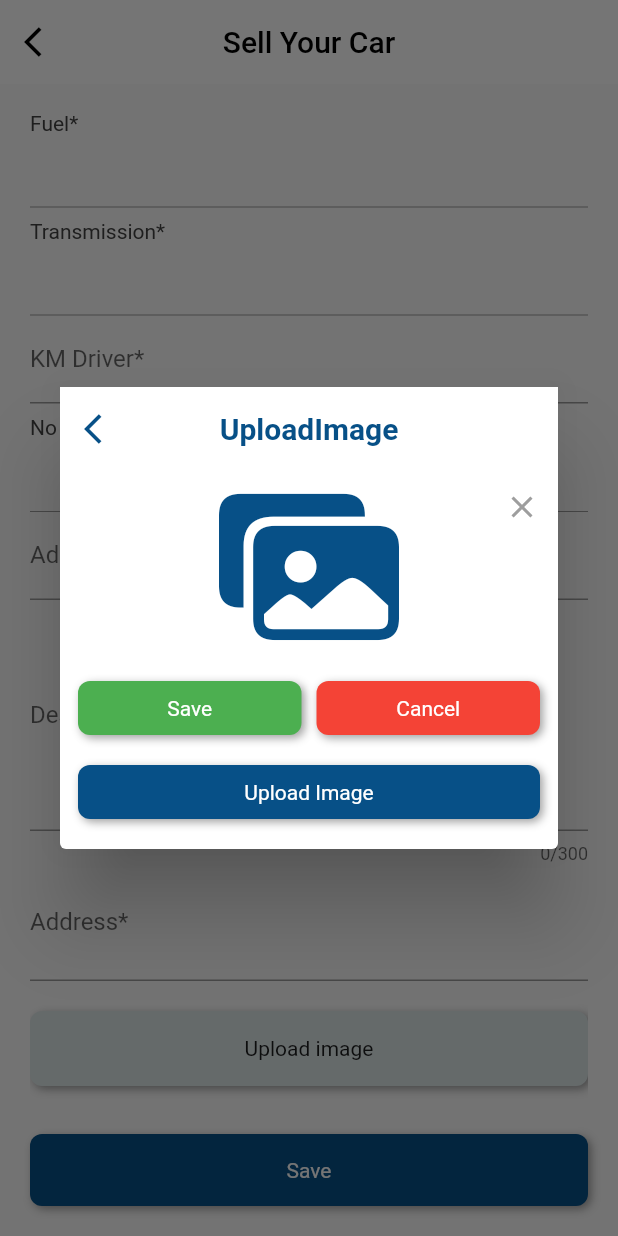
After one commit to khaledmohammed1/olx_clone, a Flutter app: the SellCarForm screen opened directly, scrolled down 216 dp, after a tap on "Upload image", on a phone screen of 412 x 824 dp. The commit adds this screen. Run offline on Flutter 3.47's test engine with Material 2 defaults, Android fonts, the phone set to English and light mode, and no system bars; drawn by our look-alikes of flutter_neumorphic; our stand-ins replace animated_text_kit, cloud_firestore, easy_splash_screen, firebase_auth, firebase_core, geocoding and 6 more; accounts and stored records are empty.

Commit message:
continue develop

```diff
--- a/lib/controllers/sell_car_form_controller.dart
+++ b/lib/controllers/sell_car_form_controller.dart
@@ -9,6 +9,7 @@ class SellCarFormController extends GetxController{
     if (formKey.currentState!.validate()) {
       print("validate");
     }
+
   }
 
   List models= [];
--- /dev/null
+++ b/lib/res/assets_res.dart
@@ -0,0 +1,43 @@
+/// Generated file. Do not edit.
+
+// ignore_for_file: constant_identifier_names
+// ignore_for_file: lines_longer_than_80_chars
+class AssetsRes {
+  static const String BAG = 'assets/images/bag.png';
+  static const String EMPTY_CART = 'assets/images/empty-cart.png';
+  static const String FACEBOOK
+
+  LOGO
+
+  =
+
+  '
+
+  assets/images/facebook logo.jpg
+
+  ';
+
+  static const String FRUITS = 'assets/images/fruits.png';
+  static const String GOOGLE
+
+  LOGO
+
+  =
+
+  '
+
+  assets/images/google logo.png
+
+  ';
+
+  static const String HEART = 'assets/images/heart.png';
+  static const String HELP_DESK = 'assets/images/help-desk.png';
+  static const String LOCATION = 'assets/images/location.jpg';
+  static const String MAP = 'assets/images/map.png';
+  static const String MESSAGE = 'assets/images/message.png';
+  static const String MINUS = 'assets/images/minus.png';
+  static const String PR = 'assets/images/pr.png';
+  static const String PROFILE = 'assets/images/profile.png';
+  static const String SEARCH = 'assets/images/search.png';
+  static const String SHOPPING_CART = 'assets/images/shopping-cart.png';
+}
--- a/lib/screens/forms/car_form/car_form.dart
+++ b/lib/screens/forms/sell_car_form/car_form.dart
@@ -4,9 +4,11 @@ import 'package:shopping_app/constance.dart';
 import 'package:shopping_app/controllers/location_controller.dart';
 import 'package:shopping_app/controllers/sell_car_form_controller.dart';
 import 'package:shopping_app/screens/widgets/custom_text_fom_field.dart';
+import 'package:shopping_app/screens/widgets/imagePicker_widget.dart';
 
 class SellCarForm extends StatelessWidget {
   SellCarForm({Key? key}) : super(key: key);
+
   @override
   Widget build(BuildContext context) {
     Widget _appbar(String title) {
@@ -29,6 +31,7 @@ class SellCarForm extends StatelessWidget {
         centerTitle: true,
       );
     }
+
     Widget _brandList() {
       return Dialog(
         child: GetBuilder<SellCarFormController>(
@@ -60,12 +63,12 @@ class SellCarForm extends StatelessWidget {
         ),
       );
     }
-    Widget _listView(){
+
+    Widget _listView() {
       return Dialog(
         child: GetBuilder<SellCarFormController>(
           init: Get.put(SellCarFormController()),
-          builder: (controller) =>
-              Column(
+          builder: (controller) => Column(
             mainAxisSize: MainAxisSize.min,
             children: [
               _appbar("Car Fuel"),
@@ -92,12 +95,12 @@ class SellCarForm extends StatelessWidget {
         ),
       );
     }
-    Widget _listView2(){
+
+    Widget _listView2() {
       return Dialog(
         child: GetBuilder<SellCarFormController>(
           init: Get.put(SellCarFormController()),
-          builder: (controller) =>
-              Column(
+          builder: (controller) => Column(
             mainAxisSize: MainAxisSize.min,
             children: [
               _appbar("Transmission"),
@@ -124,12 +127,12 @@ class SellCarForm extends StatelessWidget {
         ),
       );
     }
-    Widget _listView3(){
+
+    Widget _listView3() {
       return Dialog(
         child: GetBuilder<SellCarFormController>(
           init: Get.put(SellCarFormController()),
-          builder: (controller) =>
-              Column(
+          builder: (controller) => Column(
             mainAxisSize: MainAxisSize.min,
             children: [
               _appbar("No Of Owners"),
@@ -230,7 +233,6 @@ class SellCarForm extends StatelessWidget {
                         labelText: "Year*",
                       ),
                     ),
-
                     TextFormField(
                       validator: (value) {
                         if (value!.isEmpty) {
@@ -248,8 +250,10 @@ class SellCarForm extends StatelessWidget {
                       height: 8,
                     ),
                     InkWell(
-                      onTap: (){
-                        showDialog(context: context, builder: (BuildContext context){
+                      onTap: () {
+                        showDialog(
+                            context: context,
+                            builder: (BuildContext context) {
                               return _listView();
                             });
                       },
@@ -267,12 +271,15 @@ class SellCarForm extends StatelessWidget {
                               ? ""
                               : controller.fuelTextEditingController.text,
                           onSave: (v) {}),
-                    ),const SizedBox(
+                    ),
+                    const SizedBox(
                       height: 8,
                     ),
                     InkWell(
-                      onTap: (){
-                        showDialog(context: context, builder: (BuildContext context){
+                      onTap: () {
+                        showDialog(
+                            context: context,
+                            builder: (BuildContext context) {
                               return _listView2();
                             });
                       },
@@ -286,9 +293,12 @@ class SellCarForm extends StatelessWidget {
                           },
                           keyBoardType: TextInputType.number,
                           text: "Transmission*",
-                          hint: controller.transmissionTextEditingController.text == ""
+                          hint: controller
+                                      .transmissionTextEditingController.text ==
+                                  ""
                               ? ""
-                              : controller.transmissionTextEditingController.text,
+                              : controller
+                                  .transmissionTextEditingController.text,
                           onSave: (v) {}),
                     ),
                     TextFormField(
@@ -302,15 +312,16 @@ class SellCarForm extends StatelessWidget {
                       keyboardType: TextInputType.number,
                       decoration: const InputDecoration(
                         labelText: "KM Driver*",
-
                       ),
                     ),
                     const SizedBox(
                       height: 8,
                     ),
                     InkWell(
-                      onTap: (){
-                        showDialog(context: context, builder: (BuildContext context){
+                      onTap: () {
+                        showDialog(
+                            context: context,
+                            builder: (BuildContext context) {
                               return _listView3();
                             });
                       },
@@ -339,7 +350,7 @@ class SellCarForm extends StatelessWidget {
                       controller: controller.titleTextEditingController,
                       decoration: const InputDecoration(
                         labelText: "Add title*",
-                        hintText: "Enter car title with brand" ,
+                        hintText: "Enter car title with brand",
                       ),
                     ),
                     TextFormField(
@@ -354,14 +365,13 @@ class SellCarForm extends StatelessWidget {
                       controller: controller.descriptionTextEditingController,
                       decoration: const InputDecoration(
                         labelText: "Description*",
-                        hintText: "Enter more details about car features,condition and reason for sell",
-
+                        hintText:
+                            "Enter more details about car features,condition and reason for sell",
                       ),
                     ),
                     GetBuilder<LocationController>(
                       init: Get.put(LocationController()),
-                      builder:(locationController)=>
-                          TextFormField(
+                      builder: (locationController) => TextFormField(
                         minLines: 2,
                         maxLines: 4,
                         validator: (value) {
@@ -370,8 +380,9 @@ class SellCarForm extends StatelessWidget {
                           }
                           return null;
                         },
-                            onTap: (){
-                              controller.addressTextEditingController.text = locationController.address.toString();
+                        onTap: () {
+                          controller.addressTextEditingController.text =
+                              locationController.address.toString();
                         },
                         controller: controller.addressTextEditingController,
                         decoration: const InputDecoration(
@@ -379,8 +390,18 @@ class SellCarForm extends StatelessWidget {
                         ),
                       ),
                     ),
+                    const SizedBox(height: 20,),
+                    NeumorphicButton(
+                      onPressed: (){
+                        showDialog(context: context, builder: (BuildContext context){
+                          return const ImagePickerWidget();
+                        });
+                      },
+                      child:const SizedBox(height: 30,
+                      child:  Center(child: Text("Upload image"),),),
+                    ),
                     const SizedBox(
-                      height: 100,
+                      height: 80,
                     ),
                   ],
                 ),
@@ -390,8 +411,8 @@ class SellCarForm extends StatelessWidget {
         ),
       ),
       bottomSheet: GetBuilder<SellCarFormController>(
-        init:  Get.put(SellCarFormController()),
-        builder:(controller)=> Row(
+        init: Get.put(SellCarFormController()),
+        builder: (controller) => Row(
           children: [
             Expanded(
               child: Padding(
@@ -401,7 +422,7 @@ class SellCarForm extends StatelessWidget {
                   child: const Padding(
                     padding: EdgeInsets.all(6.0),
                     child: Text(
-                      "Next",
+                      "Save",
                       textAlign: TextAlign.center,
                       style: TextStyle(color: Colors.white),
                     ),
--- a/lib/screens/sell_screen/sell_screen.dart
+++ b/lib/screens/sell_screen/sell_screen.dart
@@ -3,7 +3,7 @@ import 'package:flutter/material.dart';
 import 'package:get/get.dart';
 import '../../controllers/sell_car_form_controller.dart';
 import '../../services/category_services.dart';
-import '../forms/car_form/car_form.dart';
+import '../forms/sell_car_form/car_form.dart';
 
 class SellScreen extends StatelessWidget {
   const SellScreen({Key? key}) : super(key: key);
--- /dev/null
+++ b/lib/screens/widgets/imagePicker_widget.dart
@@ -0,0 +1,136 @@
+import 'dart:io';
+
+import 'package:flutter/cupertino.dart';
+import 'package:flutter_neumorphic/flutter_neumorphic.dart';
+import 'package:get/get.dart';
+import 'package:image_picker/image_picker.dart';
+
+import '../../constance.dart';
+
+class ImagePickerWidget extends StatefulWidget {
+  const ImagePickerWidget({Key? key}) : super(key: key);
+
+  @override
+  State<ImagePickerWidget> createState() => _ImagePickerWidgetState();
+}
+
+class _ImagePickerWidgetState extends State<ImagePickerWidget> {
+  File? _image;
+  final picker = ImagePicker();
+
+  Future getImage() async {
+    final pickedFile = await picker.getImage(source: ImageSource.gallery);
+    setState(() {
+      if (pickedFile != null) {
+        _image = File(pickedFile.path);
+      } else {
+        print("No Image selected");
+      }
+    });
+  }
+
+  @override
+  Widget build(BuildContext context) {
+    Widget _appbar(String title) {
+      return AppBar(
+        elevation: 0,
+        backgroundColor: Colors.white,
+        automaticallyImplyLeading: false,
+        leading: IconButton(
+          icon: const Icon(
+            Icons.arrow_back_ios,
+            color: primaryColor,
+          ),
+          onPressed: () => Get.back(),
+        ),
+        title: Text(
+          title,
+          style:
+              const TextStyle(color: primaryColor, fontWeight: FontWeight.w700),
+        ),
+        centerTitle: true,
+      );
+    }
+
+    return Dialog(
+      child: Column(
+        mainAxisSize: MainAxisSize.min,
+        children: [
+          _appbar("UploadImage"),
+          Column(
+            children: [
+              Stack(
+                children: [
+                  Positioned(
+                    right: 0,
+                      child: IconButton(icon: const Icon(Icons.clear,color: Colors.grey,),onPressed: (){
+                      setState((){
+                        _image=null;
+                      });
+                  },)),
+                  SizedBox(
+                    height: 120,
+                    width: MediaQuery.of(context).size.width,
+                    child: FittedBox(
+                      child: _image == null
+                          ? const Icon(
+                              CupertinoIcons.photo_fill_on_rectangle_fill,
+                              color: primaryColor,
+                            )
+                          : Image.file(_image!),
+                    ),
+                  ),
+                ],
+              ),
+              const SizedBox(
+                height: 20,
+              ),
+              Padding(
+                padding: const EdgeInsets.only(left: 12,right: 12),
+                child: Row(
+                  children: [
+                    Expanded(child: NeumorphicButton(
+                      style: const NeumorphicStyle(color: Colors.green),
+                      child: const Text("Save",textAlign: TextAlign.center,style: TextStyle(color: Colors.white),),
+                    )),
+                    const SizedBox(width: 10,),
+                    Expanded(child: NeumorphicButton(
+                      style: const NeumorphicStyle(color: Colors.red),
+                      child: const Text("Cancel",textAlign: TextAlign.center,style: TextStyle(color: Colors.white),),
+                    )),
+                  ],
+                ),
+              ),
+
+              const SizedBox(
+                height: 20,
+              ),
+              Row(
+                mainAxisAlignment: MainAxisAlignment.center,
+                children: [
+                  Expanded(
+                    child: Padding(
+                      padding: const EdgeInsets.only(left: 12, right: 12),
+                      child: NeumorphicButton(
+                        onPressed: getImage,
+                        style: const NeumorphicStyle(color: primaryColor),
+                        child: const Text(
+                          "Upload Image",
+                          textAlign: TextAlign.center,
+                          style: TextStyle(color: Colors.white),
+                        ),
+                      ),
+                    ),
+                  )
+                ],
+              ),
+              const SizedBox(
+                height: 20,
+              ),
+            ],
+          )
+        ],
+      ),
+    );
+  }
+}
--- a/pubspec.yaml
+++ b/pubspec.yaml
@@ -51,6 +51,7 @@ dependencies:
   csc_picker: ^0.2.6
   flutter_neumorphic: ^3.2.0
   animated_text_kit: ^4.2.2
+  image_picker: ^0.8.5+3
 
 
 
```
Also changed, not shown: pubspec.lock. Lines whose indentation alone changed are shown as unchanged.
